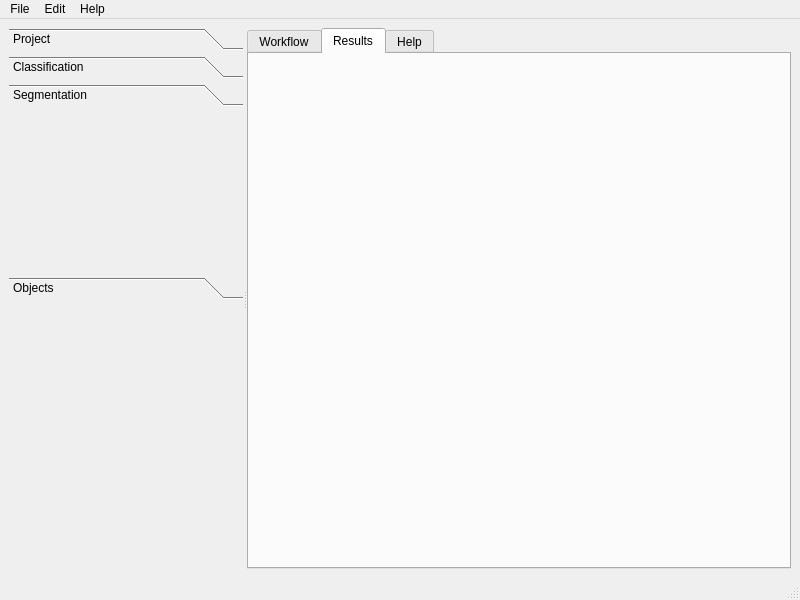
Old version of the form ilastik-shell/ui/ilastikShell.ui in the repository ilastik/ilastik.
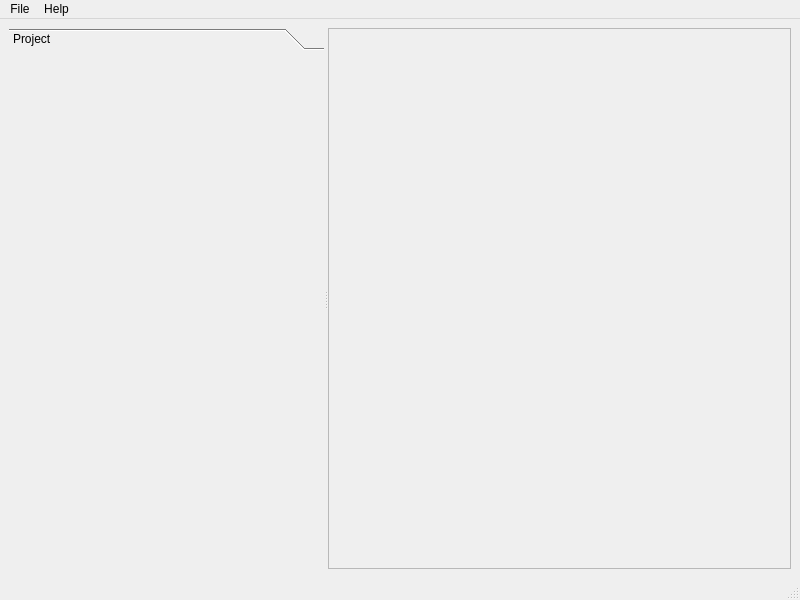
New version of the form.

Commit message: simplified shell ui: no tabs anymore

```diff
--- a/ilastik-shell/ui/ilastikShell.ui
+++ b/ilastik-shell/ui/ilastikShell.ui
@@ -16,6 +16,10 @@
   <widget class="QWidget" name="centralwidget">
    <layout class="QVBoxLayout" name="verticalLayout_2">
     <item>
+     <widget class="QSplitter" name="splitter_2">
+      <property name="orientation">
+       <enum>Qt::Horizontal</enum>
+      </property>
      <widget class="QSplitter" name="splitter">
       <property name="orientation">
        <enum>Qt::Horizontal</enum>
@@ -25,60 +29,21 @@
         <item>
          <widget class="QToolBox" name="appletBar">
           <property name="currentIndex">
-           <number>2</number>
+            <number>0</number>
           </property>
           <widget class="QWidget" name="page">
            <property name="geometry">
             <rect>
              <x>0</x>
              <y>0</y>
-             <width>345</width>
-             <height>140</height>
+              <width>135</width>
+              <height>233</height>
             </rect>
            </property>
            <attribute name="label">
             <string>Project</string>
            </attribute>
           </widget>
-          <widget class="QWidget" name="page_2">
-           <property name="geometry">
-            <rect>
-             <x>0</x>
-             <y>0</y>
-             <width>345</width>
-             <height>140</height>
-            </rect>
-           </property>
-           <attribute name="label">
-            <string>Classification</string>
-           </attribute>
-          </widget>
-          <widget class="QWidget" name="page_3">
-           <property name="geometry">
-            <rect>
-             <x>0</x>
-             <y>0</y>
-             <width>345</width>
-             <height>140</height>
-            </rect>
-           </property>
-           <attribute name="label">
-            <string>Segmentation</string>
-           </attribute>
-          </widget>
-          <widget class="QWidget" name="page_4">
-           <property name="geometry">
-            <rect>
-             <x>0</x>
-             <y>0</y>
-             <width>345</width>
-             <height>140</height>
-            </rect>
-           </property>
-           <attribute name="label">
-            <string>Objects</string>
-           </attribute>
-          </widget>
          </widget>
         </item>
         <item>
@@ -96,25 +61,14 @@
         </item>
        </layout>
       </widget>
-      <widget class="QTabWidget" name="tabWidget">
-       <property name="currentIndex">
-        <number>1</number>
-       </property>
-       <widget class="QWidget" name="workflowTab">
-        <attribute name="title">
-         <string>Workflow</string>
-        </attribute>
-       </widget>
-       <widget class="QWidget" name="resultsTab">
-        <attribute name="title">
-         <string>Results</string>
-        </attribute>
-       </widget>
-       <widget class="QWidget" name="helpTab">
-        <attribute name="title">
-         <string>Help</string>
-        </attribute>
-       </widget>
+      </widget>
+      <widget class="QFrame" name="frame">
+       <property name="frameShape">
+        <enum>QFrame::StyledPanel</enum>
+       </property>
+       <property name="frameShadow">
+        <enum>QFrame::Raised</enum>
+       </property>
       </widget>
      </widget>
     </item>
@@ -135,11 +89,6 @@
     </property>
     <addaction name="actionQuit"/>
    </widget>
-   <widget class="QMenu" name="menuEdit">
-    <property name="title">
-     <string>Edit</string>
-    </property>
-   </widget>
    <widget class="QMenu" name="menuHelp">
     <property name="title">
      <string>Help</string>
@@ -147,7 +96,6 @@
     <addaction name="actionAbout"/>
    </widget>
    <addaction name="menuFile"/>
-   <addaction name="menuEdit"/>
    <addaction name="menuHelp"/>
   </widget>
   <widget class="QStatusBar" name="statusbar"/>
```
Left out of the diff: 3 changed lines with no effect on the pictures. Lines whose indentation alone changed are shown as unchanged.
